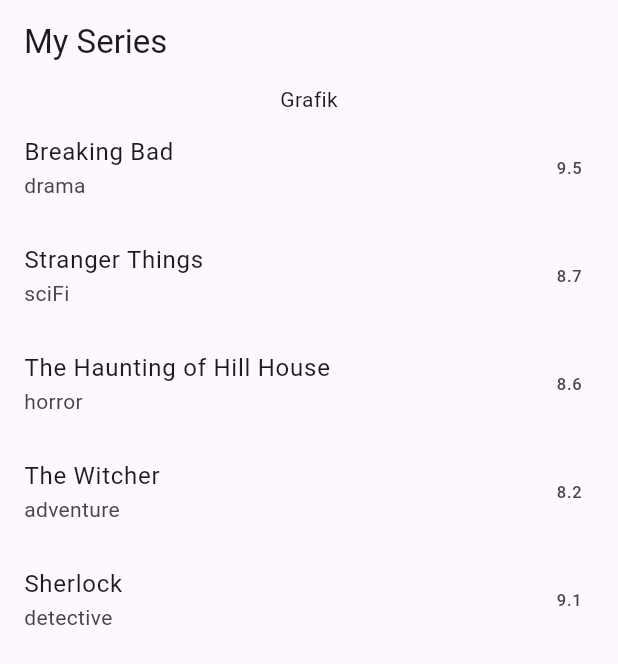
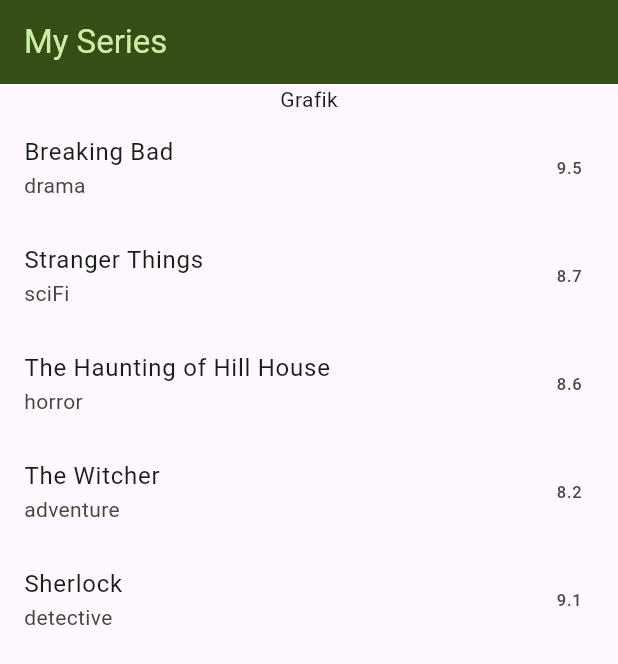
Before and after one commit to ImagINN/series-list-app, a Flutter app: the screen it shows after launch, on a phone screen of 412 x 824 dp. Shown: the top 664 px of the screen. Run offline on Flutter 3.47's test engine with Material 3 defaults, Android fonts, the phone set to English and light mode, and no system bars.

Commit message:
chore: Update main.dart with color scheme and localization support

```diff
--- a/lib/main.dart
+++ b/lib/main.dart
@@ -1,20 +1,57 @@
 import 'package:flutter/material.dart';
+import 'package:flutter_localizations/flutter_localizations.dart';
 import 'package:series_list_app/my_series.dart';
 
 void main() {
-  runApp(const MyApp());
+  runApp(MyApp());
 }
 
+// ignore: must_be_immutable
 class MyApp extends StatelessWidget {
-  const MyApp({super.key});
+  MyApp({super.key});
 
-  // This widget is the root of your application.
+  var kColorScheme = ColorScheme.fromSeed(seedColor: Colors.lightGreen);
+  var kDarkColorScheme = ColorScheme.fromSeed(
+      seedColor: const Color.fromARGB(255, 42, 54, 9),
+      brightness: Brightness.dark);
+
   @override
   Widget build(BuildContext context) {
-    return const MaterialApp(
-      home: MySeries(
-        title: 'My Series',
-      )
-    );
+    return MaterialApp(
+        debugShowCheckedModeBanner: false,
+        localizationsDelegates: const [
+          GlobalMaterialLocalizations.delegate,
+          GlobalWidgetsLocalizations.delegate,
+          GlobalCupertinoLocalizations.delegate,
+        ],
+        supportedLocales: const [
+          Locale('tr'),
+          Locale('en'),
+        ],
+        darkTheme: ThemeData.dark().copyWith(colorScheme: kDarkColorScheme),
+        theme: ThemeData().copyWith(
+            colorScheme: kColorScheme,
+            appBarTheme: const AppBarTheme().copyWith(
+              backgroundColor: kColorScheme.onPrimaryContainer,
+              foregroundColor: kColorScheme.primaryContainer,
+            ),
+            cardTheme: const CardTheme().copyWith(
+              color: kColorScheme.secondaryContainer,
+              margin: const EdgeInsets.symmetric(vertical: 4, horizontal: 12),
+            ),
+            elevatedButtonTheme: ElevatedButtonThemeData(
+                style: ElevatedButton.styleFrom(
+              backgroundColor: kColorScheme.primaryContainer,
+            )),
+            textTheme: ThemeData().textTheme.copyWith(
+                  titleLarge:
+                      TextStyle(color: kColorScheme.onSecondaryContainer),
+                  titleMedium: TextStyle(
+                      color: kColorScheme.onTertiaryContainer, fontSize: 18),
+                )),
+        themeMode: ThemeMode.system,
+        home: const MySeries(
+          title: 'My Series',
+        ));
   }
 }
```
